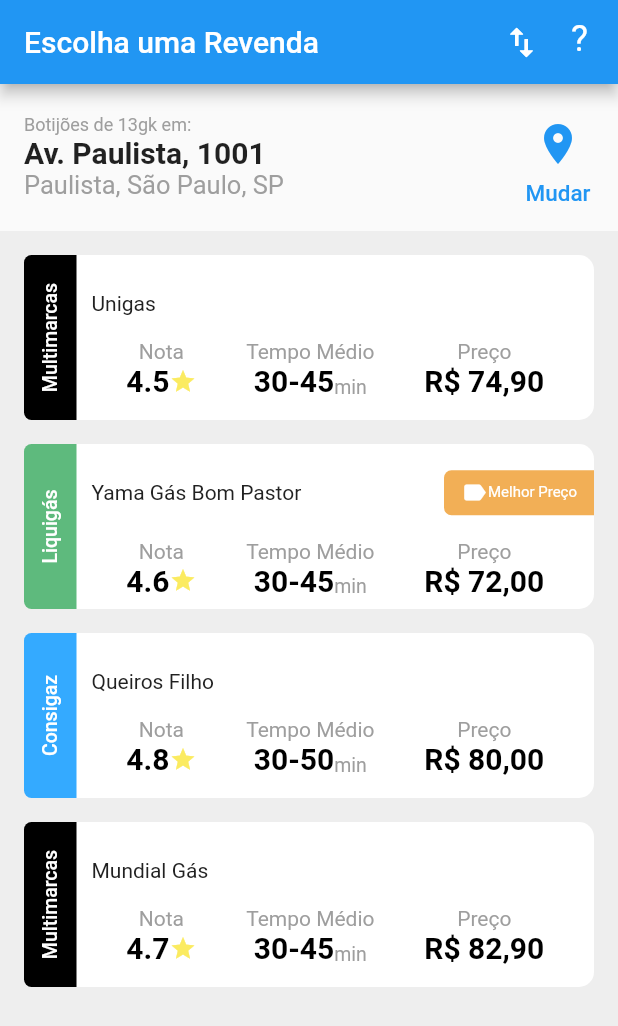
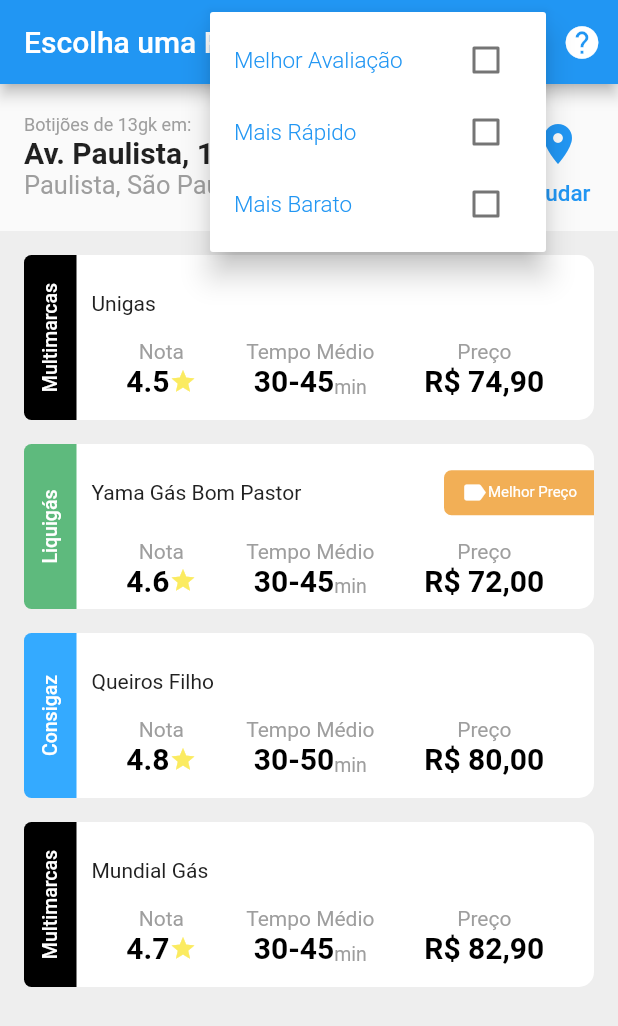
Before and after one commit to mbrufatto/desafio_flutter_basico, a Flutter app: the screen it shows after launch, after a tap on the "swap vert" icon, on a phone screen of 412 x 824 dp. Shown: the top 1026 px of the screen. Run offline on Flutter 3.47's test engine with Material 2 defaults, Android fonts, the phone set to English and light mode, and no system bars.

Commit message:
Finished home page

```diff
--- a/desafio_flutter_basico/lib/app/pages/home_page.dart
+++ b/desafio_flutter_basico/lib/app/pages/home_page.dart
@@ -31,27 +31,105 @@ class _HomePageState extends State<HomePage> {
         title: Text('Escolha uma Revenda'),
         centerTitle: false,
         actions: <Widget>[
-          Padding(
-              padding: EdgeInsets.only(right: 20.0),
-              child: GestureDetector(
-                onTap: () {},
-                child: Icon(
-                  Icons.swap_vert_outlined,
-                  size: 26.0,
-                ),
-              )),
-          Padding(
-              padding: EdgeInsets.only(right: 20.0),
-              child: GestureDetector(
-                onTap: () {},
-                child: Container(
-                  margin: EdgeInsets.only(top: 12),
+          PopupMenuButton(
+              icon: Icon(
+                Icons.swap_vert_outlined,
+                size: 26,
+              ),
+              itemBuilder: (BuildContext context) {
+                return [
+                  PopupMenuItem(
+                    child: Row(
+                      mainAxisAlignment: MainAxisAlignment.spaceBetween,
+                      children: [
+                        Text(
+                          'Melhor Avaliação',
+                          style: TextStyle(
+                            color: Colors.blue,
+                            fontSize: 15,
+                            fontWeight: FontWeight.w300,
+                          ),
+                        ),
+                        Checkbox(
+                          checkColor: Colors.blue,
+                          value: false,
+                          onChanged: (_) {},
+                        )
+                      ],
+                    ),
+                  ),
+                  PopupMenuItem(
+                    child: Row(
+                      mainAxisAlignment: MainAxisAlignment.spaceBetween,
+                      children: [
+                        Text(
+                          'Mais Rápido',
+                          style: TextStyle(
+                            color: Colors.blue,
+                            fontSize: 15,
+                            fontWeight: FontWeight.w300,
+                          ),
+                        ),
+                        Checkbox(
+                          checkColor: Colors.blue,
+                          value: false,
+                          onChanged: (_) {},
+                        )
+                      ],
+                    ),
+                  ),
+                  PopupMenuItem(
+                    child: Row(
+                      mainAxisAlignment: MainAxisAlignment.spaceBetween,
+                      children: [
+                        Text(
+                          'Mais Barato',
+                          style: TextStyle(
+                            color: Colors.blue,
+                            fontSize: 15,
+                            fontWeight: FontWeight.w300,
+                          ),
+                        ),
+                        Checkbox(
+                          checkColor: Colors.blue,
+                          value: false,
+                          onChanged: (_) {},
+                        )
+                      ],
+                    ),
+                  ),
+                ];
+              }),
+          PopupMenuButton(
+            icon: Icon(
+              Icons.help,
+              size: 26,
+            ),
+            itemBuilder: (BuildContext context) {
+              return [
+                PopupMenuItem(
                   child: Text(
-                    '?',
-                    style: TextStyle(fontSize: 24),
+                    'Suporte',
+                    style: TextStyle(
+                      color: Colors.blue,
+                      fontSize: 15,
+                      fontWeight: FontWeight.w300,
+                    ),
                   ),
                 ),
-              )),
+                PopupMenuItem(
+                  child: Text(
+                    'Termos de Serviço',
+                    style: TextStyle(
+                      color: Colors.blue,
+                      fontSize: 15,
+                      fontWeight: FontWeight.w300,
+                    ),
+                  ),
+                ),
+              ];
+            },
+          ),
         ],
       ),
       body: Column(
```
Also changed, not shown: 2 other files.
